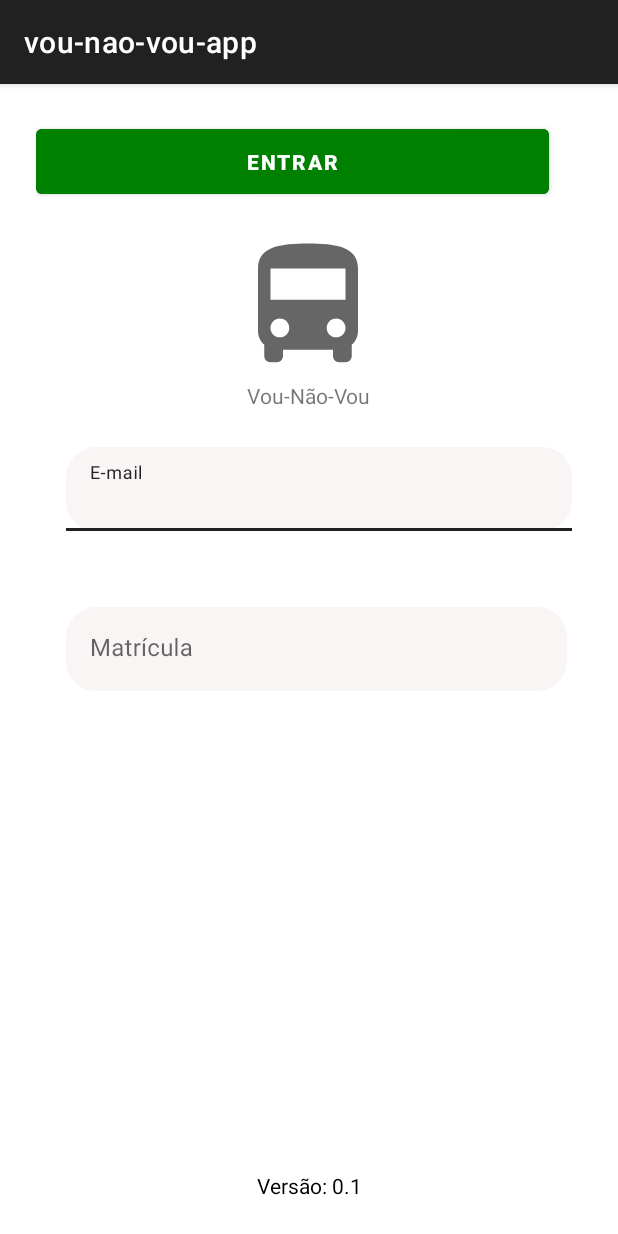
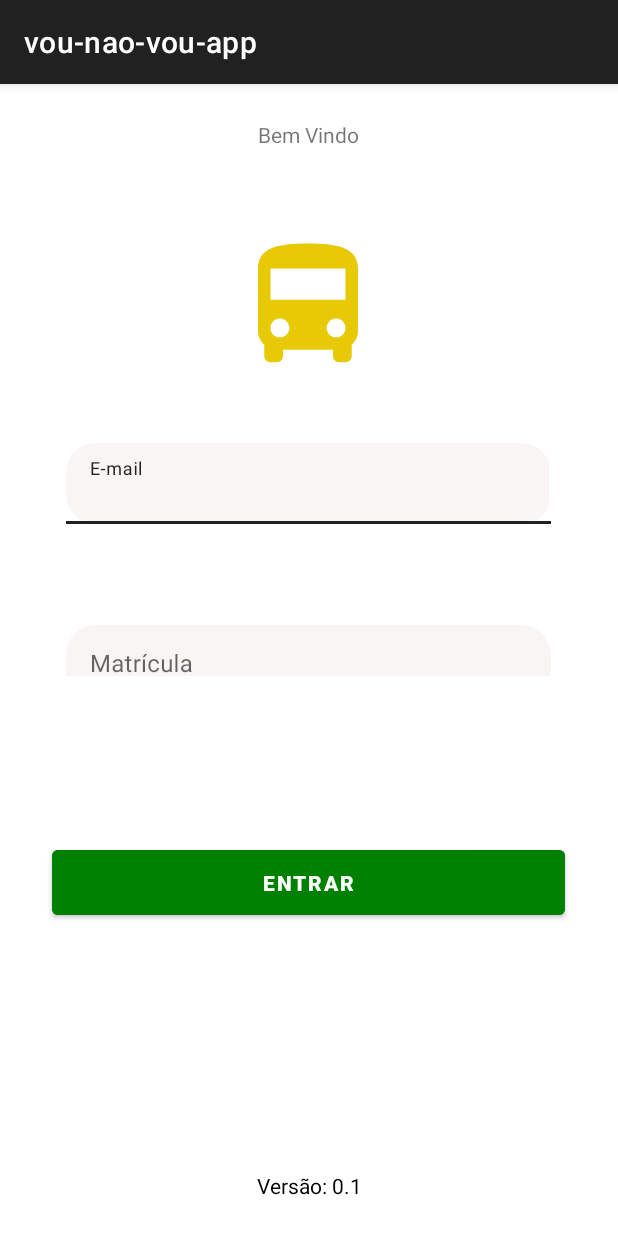
Before and after one commit to pedrohenriqueads/Vou-nao-vou, an Android app: the screen it shows after launch (MainActivity), on a phone screen of 412 x 824 dp. Run offline under Robolectric (Android 15) with nearby library versions, the phone set to English and light mode, and no system bars.

Commit message:
Ajustando para celular

```diff
--- /dev/null
+++ b/app/src/main/res/drawable/btn_radius.xml
@@ -0,0 +1,5 @@
+<?xml version="1.0" encoding="utf-8"?>
+<shape xmlns:android="http://schemas.android.com/apk/res/android">
+    <corners android:radius="20dp"/>
+    <solid android:color="#008000"/>
+</shape>
--- a/app/src/main/res/layout/activity_main.xml
+++ b/app/src/main/res/layout/activity_main.xml
@@ -18,22 +18,23 @@
         app:layout_constraintRight_toRightOf="parent"
         app:layout_constraintTop_toTopOf="parent"
         app:layout_constraintVertical_bias="0.123"
-        app:srcCompat="@drawable/ic_logo_dp" />
+        app:srcCompat="@drawable/ic_logo_amarela" />
 
     <TextView
         android:id="@+id/title"
         android:layout_width="wrap_content"
         android:layout_height="wrap_content"
         android:layout_gravity="center_horizontal"
-       android:text="Vou-Não-Vou"
+        android:text="Bem Vindo"
+        app:layout_constraintHorizontal_bias="0.498"
         app:layout_constraintLeft_toLeftOf="parent"
         app:layout_constraintRight_toRightOf="parent"
-       app:layout_constraintTop_toBottomOf="@+id/img_logo"/>
+        app:layout_constraintTop_toTopOf="parent" />
 
     <com.google.android.material.textfield.TextInputLayout
         android:id="@+id/textInputLayout2"
-        android:layout_width="409dp"
-        android:layout_height="wrap_content"
+        android:layout_width="362dp"
+        android:layout_height="129dp"
         android:paddingLeft="20dp"
         android:paddingRight="20dp"
         android:paddingBottom="45dp"
@@ -47,8 +48,8 @@
         tools:ignore="MissingConstraints">
 
         <com.google.android.material.textfield.TextInputEditText
-            android:layout_width="337dp"
-            android:layout_height="wrap_content"
+            android:layout_width="323dp"
+            android:layout_height="54dp"
             android:layout_marginTop="20dp"
             android:background="@drawable/input_radius"
             android:hint="E-mail" />
@@ -56,8 +57,8 @@
 
     <com.google.android.material.textfield.TextInputLayout
         android:id="@+id/textInputLayout"
-        android:layout_width="409dp"
-        android:layout_height="wrap_content"
+        android:layout_width="366dp"
+        android:layout_height="104dp"
         android:paddingLeft="20dp"
         android:paddingRight="20dp"
         android:paddingBottom="70dp"
@@ -72,8 +73,8 @@
 
 
         <com.google.android.material.textfield.TextInputEditText
-            android:layout_width="334dp"
-            android:layout_height="wrap_content"
+            android:layout_width="323dp"
+            android:layout_height="54dp"
             android:background="@drawable/input_radius"
             android:hint="Matrícula" />
     </com.google.android.material.textfield.TextInputLayout>
@@ -86,9 +87,13 @@
         android:text="Entrar"
         android:textColor="#ffffff"
         android:textStyle="bold"
-        tools:ignore="MissingConstraints"
-        tools:layout_editor_absoluteX="16dp"
-        tools:layout_editor_absoluteY="421dp" />
+        app:layout_constraintBottom_toBottomOf="parent"
+        app:layout_constraintHorizontal_bias="0.492"
+        app:layout_constraintLeft_toLeftOf="parent"
+        app:layout_constraintRight_toRightOf="parent"
+        app:layout_constraintTop_toTopOf="parent"
+        app:layout_constraintVertical_bias="0.723"
+        tools:ignore="MissingConstraints" />
 
     <TextView
        android:id="@+id/version_app"
@@ -102,6 +107,4 @@
        app:layout_constraintRight_toRightOf="parent" />
 
 
-
-
 </androidx.constraintlayout.widget.ConstraintLayout>
```
Lines whose indentation alone changed are shown as unchanged.
